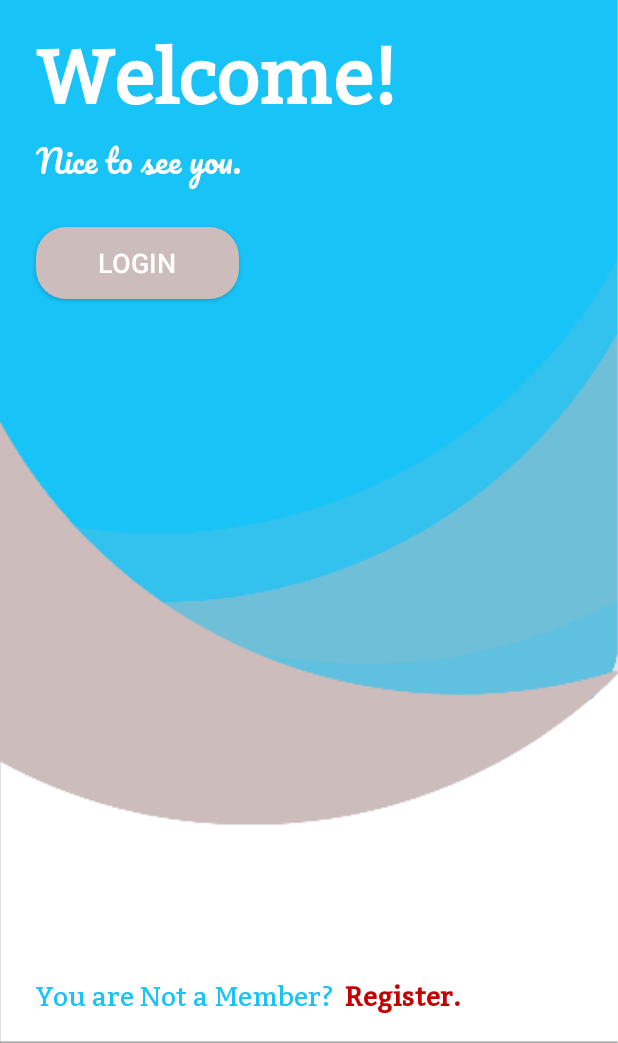
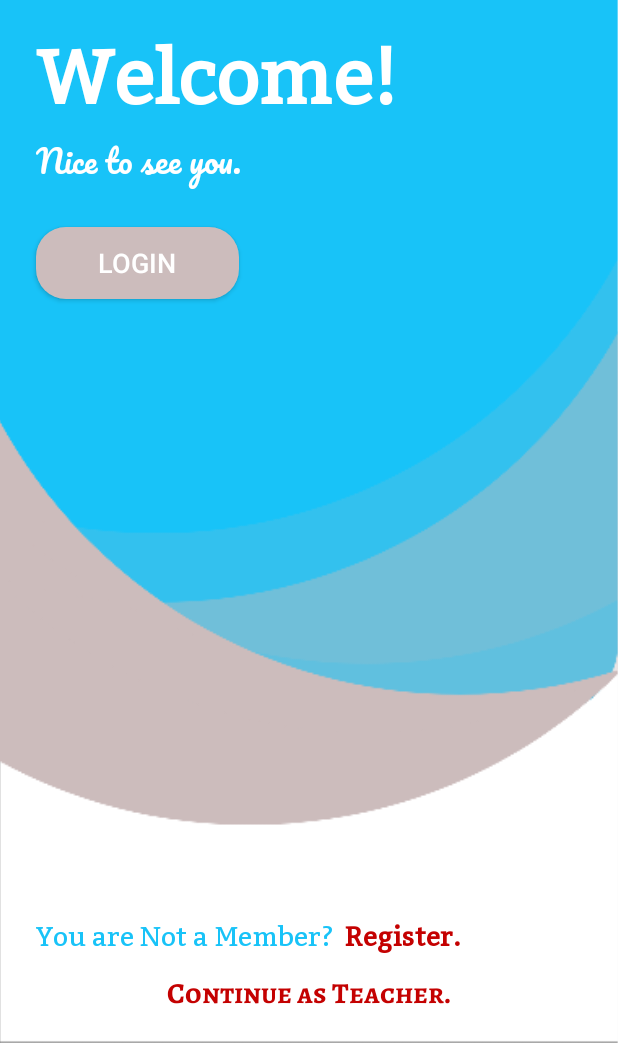
Before and after one commit to satyam-442/University_All_In_One, an Android app: the screen it shows after launch (WelcomeActivity), on a phone screen of 412 x 824 dp, the part 193-1236 px from its top. Run offline under Robolectric (Android 15) with nearby library versions, the phone set to English and light mode, and no system bars; our stand-ins replace Firebase (no records; nobody signed in at launch, a user with empty details on screens opened directly); libraries missing offline, so code that uses them is left out: com.onesignal; Roboto replaces fonts that are not available here; 1 statement that could not run was skipped.

Commit message:
project updation

```diff
--- a/app/src/main/java/com/example/sonoflordshiva/bnnaio/AsTeacher/LoginTeacher.java
+++ b/app/src/main/java/com/example/sonoflordshiva/bnnaio/AsTeacher/LoginTeacher.java
@@ -2,6 +2,8 @@ package com.example.sonoflordshiva.bnnaio.AsTeacher;
 
 import android.support.v7.app.AppCompatActivity;
 import android.os.Bundle;
+
+import com.example.sonoflordshiva.bnnaio.R;
 
 public class LoginTeacher extends AppCompatActivity {
 
--- a/app/src/main/java/com/example/sonoflordshiva/bnnaio/WelcomeActivity.java
+++ b/app/src/main/java/com/example/sonoflordshiva/bnnaio/WelcomeActivity.java
@@ -7,13 +7,14 @@ import android.view.View;
 import android.widget.Button;
 import android.widget.TextView;
 
+import com.example.sonoflordshiva.bnnaio.AsTeacher.LoginTeacher;
 import com.google.firebase.auth.FirebaseAuth;
 import com.google.firebase.auth.FirebaseUser;
 
 public class WelcomeActivity extends AppCompatActivity
 {
 
-    private TextView regis;
+    private TextView regis, continueAsTeacher;
     private Button login;
     FirebaseAuth mAuth;
 
@@ -24,6 +25,14 @@ public class WelcomeActivity extends AppCompatActivity
         setContentView(R.layout.activity_welcome);
         login = (Button) findViewById(R.id.welcomeLogin);
         regis = (TextView) findViewById(R.id.welcomeRegister);
+        continueAsTeacher = (TextView) findViewById(R.id.continueAsTeacher);
+        continueAsTeacher.setOnClickListener(new View.OnClickListener() {
+            @Override
+            public void onClick(View view) {
+                Intent logTeach = new Intent(WelcomeActivity.this, LoginTeacher.class);
+                startActivity(logTeach);
+            }
+        });
         mAuth = FirebaseAuth.getInstance();
 
         login.setOnClickListener(new View.OnClickListener() {
--- a/app/src/main/res/layout/activity_welcome.xml
+++ b/app/src/main/res/layout/activity_welcome.xml
@@ -68,8 +68,8 @@
         android:layout_alignParentStart="true"
         android:layout_alignParentBottom="true"
         android:layout_marginStart="26dp"
-        android:layout_marginBottom="19dp"
-        android:orientation="horizontal">x
+        android:layout_marginBottom="59dp"
+        android:orientation="horizontal">
 
         <TextView
             android:layout_width="wrap_content"
@@ -92,4 +92,25 @@
 
     </LinearLayout>
 
+    <LinearLayout
+        android:layout_width="match_parent"
+        android:layout_height="wrap_content"
+        android:layout_alignParentStart="true"
+        android:layout_alignParentBottom="true"
+        android:layout_marginStart="26dp"
+        android:layout_marginEnd="26dp"
+        android:gravity="center"
+        android:layout_marginBottom="19dp"
+        android:orientation="horizontal">
+
+        <TextView
+            android:id="@+id/continueAsTeacher"
+            android:layout_width="wrap_content"
+            android:layout_height="wrap_content"
+            android:fontFamily="@font/alegreya"
+            android:text="Continue as Teacher."
+            android:textColor="@color/red"
+            android:textSize="19sp" />
+    </LinearLayout>
+
 </RelativeLayout>
```
Also changed, not shown: app/src/main/AndroidManifest.xml (+4 -4 lines), app/src/main/res/layout/activity_splash_screen.xml (+8 -2 lines).
